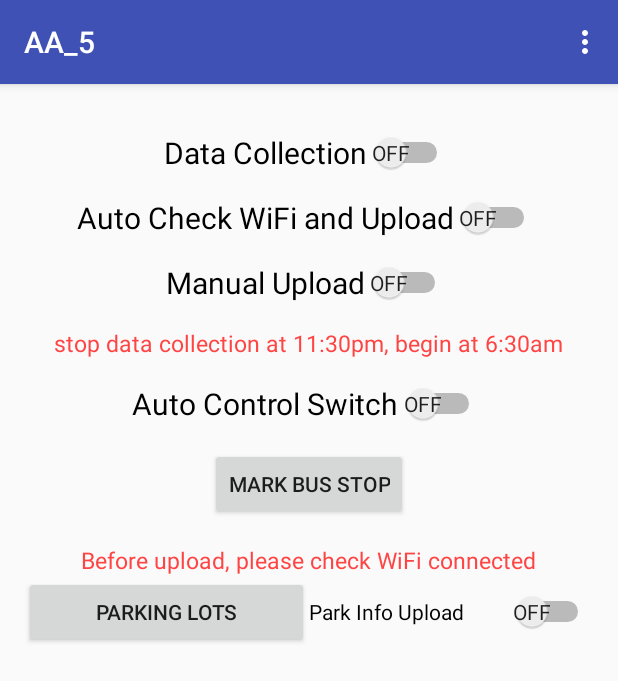
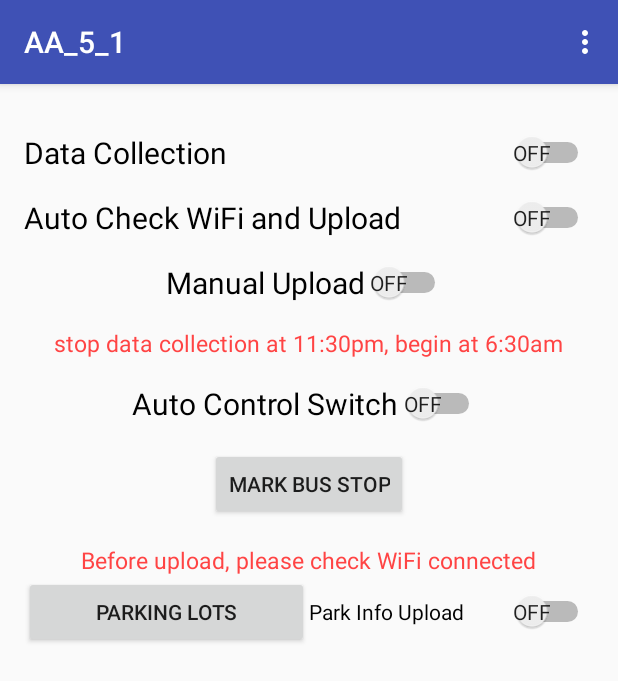
Before and after one commit to Hennessyan/AA_5, an Android app: the screen it shows after launch (MainActivity), on a phone screen of 412 x 824 dp. Shown: the top 681 px of the screen. Run offline under Robolectric (Android 15) with nearby library versions, the phone set to English and light mode, and no system bars; libraries missing offline, so code that uses them is left out: com.facebook.stetho; 2 statements that could not run were skipped.

Commit message:
ChangeLayout1
Change switch: android:layout_width="fill_parent"

```diff
--- a/app/src/main/res/layout/activity_main.xml
+++ b/app/src/main/res/layout/activity_main.xml
@@ -90,7 +90,7 @@
 
     <Switch
         android:id="@+id/DataCollectionSwitch"
-        android:layout_width="wrap_content"
+        android:layout_width="fill_parent"
         android:layout_height="wrap_content"
         android:textSize="20sp"
         android:layout_gravity="center"
@@ -103,7 +103,7 @@
 
     <Switch
         android:id="@+id/AutoCheckUploadSwitch"
-        android:layout_width="wrap_content"
+        android:layout_width="fill_parent"
         android:layout_height="wrap_content"
         android:textSize="20sp"
         android:layout_gravity="center"
--- a/app/src/main/res/values/strings.xml
+++ b/app/src/main/res/values/strings.xml
@@ -1,5 +1,5 @@
 <resources>
-    <string name="app_name">AA_5</string>
+    <string name="app_name">AA_5_1</string>
     <string name="default_id">id</string>
     <string name="default_timestamp">timestamp</string>
     <string name="default_latitude">latitude</string>
```
Also changed, not shown: app/src/main/java/com/llu17/youngq/sqlite_gps/AutoMonitor.java (+4 -4 lines), app/src/main/java/com/llu17/youngq/sqlite_gps/MainActivity.java (+6 -6 lines).
